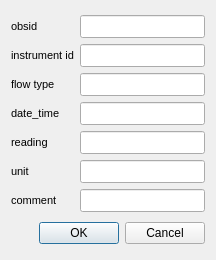
Old version of the form ui/obs_lines_en.ui in the repository jkall/qgis-midvatten-plugin.
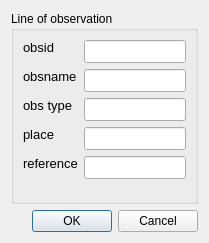
New version of the form.

```diff
--- a/ui/obs_lines_en.ui
+++ b/ui/obs_lines_en.ui
@@ -6,8 +6,8 @@
    <rect>
     <x>0</x>
     <y>0</y>
-    <width>216</width>
-    <height>260</height>
+    <width>209</width>
+    <height>243</height>
    </rect>
   </property>
   <property name="windowTitle">
@@ -15,9 +15,18 @@
   </property>
   <layout class="QGridLayout" name="gridLayout_2">
    <item row="0" column="0">
-    <layout class="QGridLayout" name="gridLayout">
+    <widget class="QGroupBox" name="groupBox">
+     <property name="title">
+      <string>Line of observation</string>
+     </property>
+     <layout class="QGridLayout" name="gridLayout_4">
+      <item row="0" column="0">
+       <layout class="QFormLayout" name="formLayout">
      <item row="0" column="0">
       <widget class="QLabel" name="label">
+          <property name="enabled">
+           <bool>true</bool>
+          </property>
        <property name="sizePolicy">
         <sizepolicy hsizetype="Preferred" vsizetype="Fixed">
          <horstretch>0</horstretch>
@@ -26,7 +35,7 @@
        </property>
        <property name="minimumSize">
         <size>
-         <width>0</width>
+            <width>40</width>
          <height>0</height>
         </size>
        </property>
@@ -38,10 +47,12 @@
        </property>
        <property name="font">
         <font>
-         <family>Arial</family>
-         <pointsize>8</pointsize>
-        </font>
-       </property>
+            <pointsize>10</pointsize>
+           </font>
+          </property>
+          <property name="layoutDirection">
+           <enum>Qt::RightToLeft</enum>
+          </property>
        <property name="text">
         <string>obsid</string>
        </property>
@@ -60,7 +71,7 @@
        </property>
        <property name="minimumSize">
         <size>
-         <width>0</width>
+            <width>60</width>
          <height>0</height>
         </size>
        </property>
@@ -72,21 +83,22 @@
        </property>
        <property name="font">
         <font>
-         <family>Arial</family>
          <pointsize>10</pointsize>
         </font>
        </property>
        <property name="toolTip">
-        <string>&lt;!DOCTYPE HTML PUBLIC &quot;-//W3C//DTD HTML 4.0//EN&quot; &quot;http://www.w3.org/TR/REC-html40/strict.dtd&quot;&gt;
-&lt;html&gt;&lt;head&gt;&lt;meta name=&quot;qrichtext&quot; content=&quot;1&quot; /&gt;&lt;style type=&quot;text/css&quot;&gt;
-p, li { white-space: pre-wrap; }
-&lt;/style&gt;&lt;/head&gt;&lt;body style=&quot; font-family:'MS Shell Dlg 2'; font-size:8.25pt; font-weight:400; font-style:normal;&quot;&gt;
-&lt;p style=&quot; margin-top:0px; margin-bottom:0px; margin-left:0px; margin-right:0px; -qt-block-indent:0; text-indent:0px;&quot;&gt;&lt;span style=&quot; font-size:8pt;&quot;&gt;must exit in obs_points.obsid&lt;/span&gt;&lt;/p&gt;&lt;/body&gt;&lt;/html&gt;</string>
+           <string>&lt;html&gt;&lt;head/&gt;&lt;body&gt;&lt;p&gt;&lt;span style=&quot; font-size:8pt;&quot;&gt;Unique ID (primary key in the table)&lt;/span&gt;&lt;/p&gt;&lt;/body&gt;&lt;/html&gt;</string>
+          </property>
+          <property name="alignment">
+           <set>Qt::AlignLeading|Qt::AlignLeft|Qt::AlignVCenter</set>
        </property>
       </widget>
      </item>
      <item row="1" column="0">
-      <widget class="QLabel" name="label_5">
+         <widget class="QLabel" name="label_2">
+          <property name="enabled">
+           <bool>true</bool>
+          </property>
        <property name="sizePolicy">
         <sizepolicy hsizetype="Preferred" vsizetype="Fixed">
          <horstretch>0</horstretch>
@@ -95,7 +107,7 @@
        </property>
        <property name="minimumSize">
         <size>
-         <width>0</width>
+            <width>40</width>
          <height>0</height>
         </size>
        </property>
@@ -107,12 +119,14 @@
        </property>
        <property name="font">
         <font>
-         <family>Arial</family>
-         <pointsize>8</pointsize>
-        </font>
-       </property>
+            <pointsize>10</pointsize>
+           </font>
+          </property>
+          <property name="layoutDirection">
+           <enum>Qt::RightToLeft</enum>
+          </property>
        <property name="text">
-        <string>instrument id</string>
+           <string>obsname</string>
        </property>
        <property name="alignment">
         <set>Qt::AlignLeading|Qt::AlignLeft|Qt::AlignVCenter</set>
@@ -120,7 +134,7 @@
       </widget>
      </item>
      <item row="1" column="1">
-      <widget class="QLineEdit" name="instrumentid">
+         <widget class="QLineEdit" name="name">
        <property name="sizePolicy">
         <sizepolicy hsizetype="Expanding" vsizetype="Fixed">
          <horstretch>0</horstretch>
@@ -129,7 +143,7 @@
        </property>
        <property name="minimumSize">
         <size>
-         <width>0</width>
+            <width>60</width>
          <height>0</height>
         </size>
        </property>
@@ -141,21 +155,22 @@
        </property>
        <property name="font">
         <font>
-         <family>Arial</family>
          <pointsize>10</pointsize>
         </font>
        </property>
        <property name="toolTip">
-        <string>&lt;!DOCTYPE HTML PUBLIC &quot;-//W3C//DTD HTML 4.0//EN&quot; &quot;http://www.w3.org/TR/REC-html40/strict.dtd&quot;&gt;
-&lt;html&gt;&lt;head&gt;&lt;meta name=&quot;qrichtext&quot; content=&quot;1&quot; /&gt;&lt;style type=&quot;text/css&quot;&gt;
-p, li { white-space: pre-wrap; }
-&lt;/style&gt;&lt;/head&gt;&lt;body style=&quot; font-family:'MS Shell Dlg 2'; font-size:8.25pt; font-weight:400; font-style:normal;&quot;&gt;
-&lt;p style=&quot; margin-top:0px; margin-bottom:0px; margin-left:0px; margin-right:0px; -qt-block-indent:0; text-indent:0px;&quot;&gt;&lt;span style=&quot; font-family:'Arial,sans-serif'; color:#000000; background-color:#ffffff;&quot;&gt;Instrument Id, may use several flowmeters at same borehole&lt;/span&gt;&lt;/p&gt;&lt;/body&gt;&lt;/html&gt;</string>
+           <string>&lt;html&gt;&lt;head/&gt;&lt;body&gt;&lt;p&gt;&lt;span style=&quot; font-size:8pt;&quot;&gt;original name&lt;/span&gt;&lt;/p&gt;&lt;/body&gt;&lt;/html&gt;</string>
+          </property>
+          <property name="alignment">
+           <set>Qt::AlignLeading|Qt::AlignLeft|Qt::AlignVCenter</set>
        </property>
       </widget>
      </item>
      <item row="2" column="0">
-      <widget class="QLabel" name="label_7">
+         <widget class="QLabel" name="label_4">
+          <property name="enabled">
+           <bool>true</bool>
+          </property>
        <property name="sizePolicy">
         <sizepolicy hsizetype="Preferred" vsizetype="Fixed">
          <horstretch>0</horstretch>
@@ -164,7 +179,7 @@
        </property>
        <property name="minimumSize">
         <size>
-         <width>0</width>
+            <width>40</width>
          <height>0</height>
         </size>
        </property>
@@ -176,12 +191,14 @@
        </property>
        <property name="font">
         <font>
-         <family>Arial</family>
-         <pointsize>8</pointsize>
-        </font>
-       </property>
+            <pointsize>10</pointsize>
+           </font>
+          </property>
+          <property name="layoutDirection">
+           <enum>Qt::RightToLeft</enum>
+          </property>
        <property name="text">
-        <string>flow type</string>
+           <string>obs type</string>
        </property>
        <property name="alignment">
         <set>Qt::AlignLeading|Qt::AlignLeft|Qt::AlignVCenter</set>
@@ -189,7 +206,7 @@
       </widget>
      </item>
      <item row="2" column="1">
-      <widget class="QLineEdit" name="flowtype">
+         <widget class="QLineEdit" name="type">
        <property name="sizePolicy">
         <sizepolicy hsizetype="Expanding" vsizetype="Fixed">
          <horstretch>0</horstretch>
@@ -198,7 +215,7 @@
        </property>
        <property name="minimumSize">
         <size>
-         <width>0</width>
+            <width>60</width>
          <height>0</height>
         </size>
        </property>
@@ -210,25 +227,22 @@
        </property>
        <property name="font">
         <font>
-         <family>Arial</family>
          <pointsize>10</pointsize>
         </font>
        </property>
        <property name="toolTip">
-        <string>&lt;!DOCTYPE HTML PUBLIC &quot;-//W3C//DTD HTML 4.0//EN&quot; &quot;http://www.w3.org/TR/REC-html40/strict.dtd&quot;&gt;
-&lt;html&gt;&lt;head&gt;&lt;meta name=&quot;qrichtext&quot; content=&quot;1&quot; /&gt;&lt;style type=&quot;text/css&quot;&gt;
-p, li { white-space: pre-wrap; }
-&lt;/style&gt;&lt;/head&gt;&lt;body style=&quot; font-family:'MS Shell Dlg 2'; font-size:8.25pt; font-weight:400; font-style:normal;&quot;&gt;
-&lt;p style=&quot; margin-top:0px; margin-bottom:0px; margin-left:0px; margin-right:0px; -qt-block-indent:0; text-indent:0px;&quot;&gt;&lt;span style=&quot; font-family:'Arial,sans-serif'; color:#000000; background-color:#ffffff;&quot;&gt;Flowtype must correspond to type in zz_flowtype&lt;/span&gt;&lt;span style=&quot; font-size:8pt;&quot;&gt;.&lt;/span&gt;&lt;/p&gt;
-&lt;p style=&quot; margin-top:0px; margin-bottom:0px; margin-left:0px; margin-right:0px; -qt-block-indent:0; text-indent:0px;&quot;&gt;&lt;span style=&quot; font-size:8pt;&quot;&gt;Normally:&lt;/span&gt;&lt;/p&gt;
-&lt;p style=&quot; margin-top:0px; margin-bottom:0px; margin-left:0px; margin-right:0px; -qt-block-indent:0; text-indent:0px;&quot;&gt;&lt;span style=&quot; font-size:8pt;&quot;&gt;Accvol=Accumulated volume&lt;/span&gt;&lt;/p&gt;
-&lt;p style=&quot; margin-top:0px; margin-bottom:0px; margin-left:0px; margin-right:0px; -qt-block-indent:0; text-indent:0px;&quot;&gt;&lt;span style=&quot; font-size:8pt;&quot;&gt;Aveflow=Average flow rate since last reading&lt;/span&gt;&lt;/p&gt;
-&lt;p style=&quot; margin-top:0px; margin-bottom:0px; margin-left:0px; margin-right:0px; -qt-block-indent:0; text-indent:0px;&quot;&gt;&lt;span style=&quot; font-size:8pt;&quot;&gt;Momflow=Momentary flow rate at date_time for reading&lt;/span&gt;&lt;/p&gt;&lt;/body&gt;&lt;/html&gt;</string>
+           <string>&lt;html&gt;&lt;head/&gt;&lt;body&gt;&lt;p&gt;&lt;span style=&quot; font-size:8pt;&quot;&gt;seismics, vlf, gpr&lt;/span&gt;&lt;/p&gt;&lt;p&gt;&lt;span style=&quot; font-size:8pt;&quot;&gt;(ground penetrating radar),&lt;/span&gt;&lt;/p&gt;&lt;p&gt;&lt;span style=&quot; font-size:8pt;&quot;&gt;etc&lt;/span&gt;&lt;/p&gt;&lt;/body&gt;&lt;/html&gt;</string>
+          </property>
+          <property name="alignment">
+           <set>Qt::AlignLeading|Qt::AlignLeft|Qt::AlignVCenter</set>
        </property>
       </widget>
      </item>
      <item row="3" column="0">
-      <widget class="QLabel" name="label_2">
+         <widget class="QLabel" name="Referensinformation">
+          <property name="enabled">
+           <bool>true</bool>
+          </property>
        <property name="sizePolicy">
         <sizepolicy hsizetype="Preferred" vsizetype="Fixed">
          <horstretch>0</horstretch>
@@ -237,7 +251,7 @@
        </property>
        <property name="minimumSize">
         <size>
-         <width>0</width>
+            <width>40</width>
          <height>0</height>
         </size>
        </property>
@@ -249,12 +263,14 @@
        </property>
        <property name="font">
         <font>
-         <family>Arial</family>
-         <pointsize>8</pointsize>
-        </font>
-       </property>
+            <pointsize>10</pointsize>
+           </font>
+          </property>
+          <property name="layoutDirection">
+           <enum>Qt::RightToLeft</enum>
+          </property>
        <property name="text">
-        <string>date_time</string>
+           <string>place</string>
        </property>
        <property name="alignment">
         <set>Qt::AlignLeading|Qt::AlignLeft|Qt::AlignVCenter</set>
@@ -262,7 +278,7 @@
       </widget>
      </item>
      <item row="3" column="1">
-      <widget class="QLineEdit" name="date_time">
+         <widget class="QLineEdit" name="place">
        <property name="sizePolicy">
         <sizepolicy hsizetype="Expanding" vsizetype="Fixed">
          <horstretch>0</horstretch>
@@ -271,7 +287,7 @@
        </property>
        <property name="minimumSize">
         <size>
-         <width>0</width>
+            <width>60</width>
          <height>0</height>
         </size>
        </property>
@@ -283,21 +299,19 @@
        </property>
        <property name="font">
         <font>
-         <family>Arial</family>
          <pointsize>10</pointsize>
         </font>
        </property>
        <property name="toolTip">
-        <string>&lt;!DOCTYPE HTML PUBLIC &quot;-//W3C//DTD HTML 4.0//EN&quot; &quot;http://www.w3.org/TR/REC-html40/strict.dtd&quot;&gt;
-&lt;html&gt;&lt;head&gt;&lt;meta name=&quot;qrichtext&quot; content=&quot;1&quot; /&gt;&lt;style type=&quot;text/css&quot;&gt;
-p, li { white-space: pre-wrap; }
-&lt;/style&gt;&lt;/head&gt;&lt;body style=&quot; font-family:'MS Shell Dlg 2'; font-size:8.25pt; font-weight:400; font-style:normal;&quot;&gt;
-&lt;p style=&quot; margin-top:0px; margin-bottom:0px; margin-left:0px; margin-right:0px; -qt-block-indent:0; text-indent:0px;&quot;&gt;&lt;span style=&quot; font-size:8pt;&quot;&gt;yyyy-mm-dd hh:mm(:ss)&lt;/span&gt;&lt;/p&gt;&lt;/body&gt;&lt;/html&gt;</string>
+           <string>&lt;html&gt;&lt;head/&gt;&lt;body&gt;&lt;p&gt;&lt;span style=&quot; font-family:'MS Shell Dlg 2'; font-size:8pt;&quot;&gt;Real estate, property&lt;/span&gt;&lt;/p&gt;&lt;/body&gt;&lt;/html&gt;</string>
+          </property>
+          <property name="alignment">
+           <set>Qt::AlignLeading|Qt::AlignLeft|Qt::AlignVCenter</set>
        </property>
       </widget>
      </item>
      <item row="4" column="0">
-      <widget class="QLabel" name="label_9">
+         <widget class="QLabel" name="label_18">
        <property name="sizePolicy">
         <sizepolicy hsizetype="Preferred" vsizetype="Fixed">
          <horstretch>0</horstretch>
@@ -306,7 +320,7 @@
        </property>
        <property name="minimumSize">
         <size>
-         <width>0</width>
+            <width>40</width>
          <height>0</height>
         </size>
        </property>
@@ -318,12 +332,11 @@
        </property>
        <property name="font">
         <font>
-         <family>Arial</family>
-         <pointsize>8</pointsize>
+            <pointsize>10</pointsize>
         </font>
        </property>
        <property name="text">
-        <string>reading</string>
+           <string>reference</string>
        </property>
        <property name="alignment">
         <set>Qt::AlignLeading|Qt::AlignLeft|Qt::AlignVCenter</set>
@@ -331,7 +344,7 @@
       </widget>
      </item>
      <item row="4" column="1">
-      <widget class="QLineEdit" name="reading">
+         <widget class="QLineEdit" name="source">
        <property name="sizePolicy">
         <sizepolicy hsizetype="Expanding" vsizetype="Fixed">
          <horstretch>0</horstretch>
@@ -340,7 +353,7 @@
        </property>
        <property name="minimumSize">
         <size>
-         <width>0</width>
+            <width>60</width>
          <height>0</height>
         </size>
        </property>
@@ -352,150 +365,21 @@
        </property>
        <property name="font">
         <font>
-         <family>Arial</family>
          <pointsize>10</pointsize>
         </font>
        </property>
        <property name="toolTip">
-        <string>&lt;!DOCTYPE HTML PUBLIC &quot;-//W3C//DTD HTML 4.0//EN&quot; &quot;http://www.w3.org/TR/REC-html40/strict.dtd&quot;&gt;
-&lt;html&gt;&lt;head&gt;&lt;meta name=&quot;qrichtext&quot; content=&quot;1&quot; /&gt;&lt;style type=&quot;text/css&quot;&gt;
-p, li { white-space: pre-wrap; }
-&lt;/style&gt;&lt;/head&gt;&lt;body style=&quot; font-family:'MS Shell Dlg 2'; font-size:8.25pt; font-weight:400; font-style:normal;&quot;&gt;
-&lt;p style=&quot; margin-top:0px; margin-bottom:0px; margin-left:0px; margin-right:0px; -qt-block-indent:0; text-indent:0px;&quot;&gt;&lt;span style=&quot; font-family:'Arial,sans-serif'; color:#000000; background-color:#ffffff;&quot;&gt;Value (real number) reading for the flow rate, accumulated volume etc&lt;/span&gt;&lt;/p&gt;&lt;/body&gt;&lt;/html&gt;</string>
-       </property>
-      </widget>
-     </item>
-     <item row="5" column="0">
-      <widget class="QLabel" name="label_14">
-       <property name="sizePolicy">
-        <sizepolicy hsizetype="Preferred" vsizetype="Fixed">
-         <horstretch>0</horstretch>
-         <verstretch>0</verstretch>
-        </sizepolicy>
-       </property>
-       <property name="minimumSize">
-        <size>
-         <width>0</width>
-         <height>0</height>
-        </size>
-       </property>
-       <property name="maximumSize">
-        <size>
-         <width>16777215</width>
-         <height>16777215</height>
-        </size>
-       </property>
-       <property name="font">
-        <font>
-         <family>Arial</family>
-         <pointsize>8</pointsize>
-        </font>
-       </property>
-       <property name="text">
-        <string>unit</string>
-       </property>
+           <string>&lt;html&gt;&lt;head/&gt;&lt;body&gt;&lt;p&gt;&lt;span style=&quot; font-family:'Arial,sans-serif'; font-size:8pt; color:#000000; background-color:#ffffff;&quot;&gt;The source for the observation line,&lt;br/&gt;eg full reference to consultancy &lt;br/&gt;report or authority and year&lt;/span&gt;&lt;/p&gt;&lt;/body&gt;&lt;/html&gt;</string>
+          </property>
        <property name="alignment">
         <set>Qt::AlignLeading|Qt::AlignLeft|Qt::AlignVCenter</set>
        </property>
       </widget>
      </item>
-     <item row="5" column="1">
-      <widget class="QLineEdit" name="unit">
-       <property name="sizePolicy">
-        <sizepolicy hsizetype="Expanding" vsizetype="Fixed">
-         <horstretch>0</horstretch>
-         <verstretch>0</verstretch>
-        </sizepolicy>
-       </property>
-       <property name="minimumSize">
-        <size>
-         <width>0</width>
-         <height>0</height>
-        </size>
-       </property>
-       <property name="maximumSize">
-        <size>
-         <width>16777215</width>
-         <height>16777215</height>
-        </size>
-       </property>
-       <property name="font">
-        <font>
-         <family>Arial</family>
-         <pointsize>10</pointsize>
-        </font>
-       </property>
-       <property name="text">
-        <string/>
-       </property>
-      </widget>
-     </item>
-     <item row="6" column="0">
-      <widget class="QLabel" name="label_11">
-       <property name="sizePolicy">
-        <sizepolicy hsizetype="Preferred" vsizetype="Fixed">
-         <horstretch>0</horstretch>
-         <verstretch>0</verstretch>
-        </sizepolicy>
-       </property>
-       <property name="minimumSize">
-        <size>
-         <width>0</width>
-         <height>0</height>
-        </size>
-       </property>
-       <property name="maximumSize">
-        <size>
-         <width>16777215</width>
-         <height>16777215</height>
-        </size>
-       </property>
-       <property name="font">
-        <font>
-         <family>Arial</family>
-         <pointsize>8</pointsize>
-        </font>
-       </property>
-       <property name="text">
-        <string>comment</string>
-       </property>
-       <property name="alignment">
-        <set>Qt::AlignLeading|Qt::AlignLeft|Qt::AlignVCenter</set>
-       </property>
-      </widget>
-     </item>
-     <item row="6" column="1">
-      <widget class="QLineEdit" name="comment">
-       <property name="sizePolicy">
-        <sizepolicy hsizetype="Expanding" vsizetype="Fixed">
-         <horstretch>0</horstretch>
-         <verstretch>0</verstretch>
-        </sizepolicy>
-       </property>
-       <property name="minimumSize">
-        <size>
-         <width>0</width>
-         <height>0</height>
-        </size>
-       </property>
-       <property name="maximumSize">
-        <size>
-         <width>16777215</width>
-         <height>16777215</height>
-        </size>
-       </property>
-       <property name="font">
-        <font>
-         <family>Arial</family>
-         <pointsize>10</pointsize>
-        </font>
-       </property>
-       <property name="toolTip">
-        <string/>
-       </property>
-      </widget>
-     </item>
-    </layout>
+       </layout>
+      </item>
+     </layout>
+    </widget>
    </item>
    <item row="1" column="0">
     <widget class="QDialogButtonBox" name="buttonBox">
```
Left out of the diff: 2 changed lines with no effect on the pictures. Lines whose indentation alone changed are shown as unchanged.
